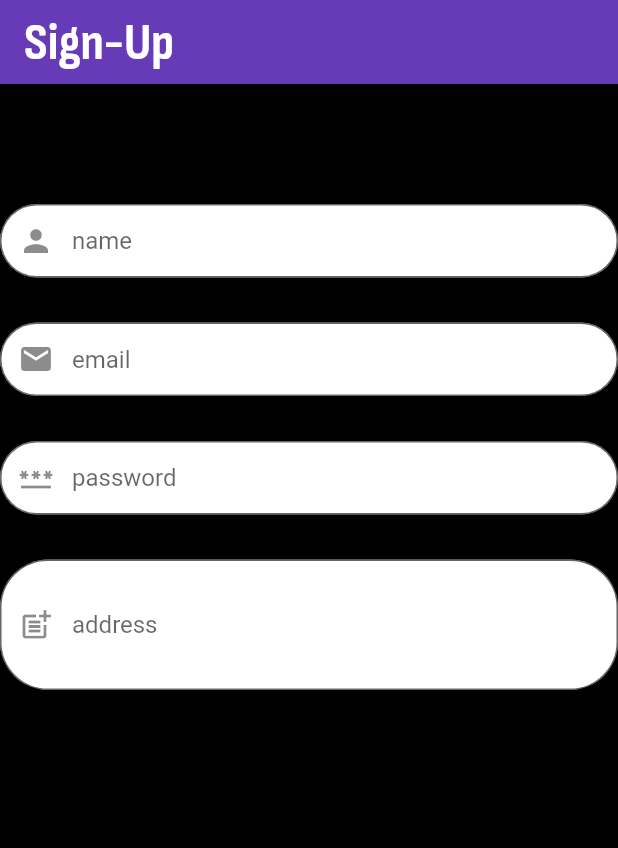
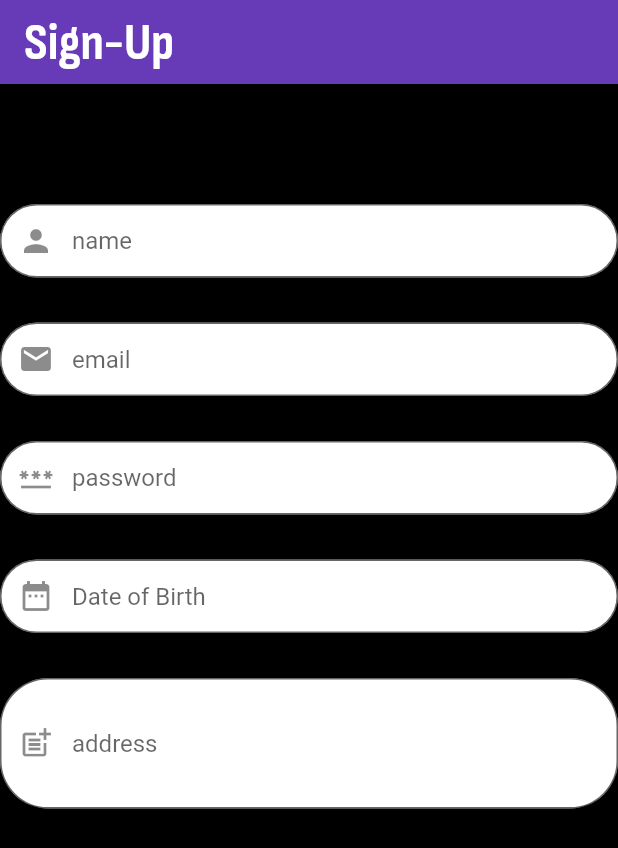
Before and after one commit to violethappyjoy/Flutter_CS_nirma_Proj, a Flutter app: the screen it shows after launch, after a tap on "Signup", on a phone screen of 412 x 824 dp. Shown: the top 848 px of the screen. Run offline on Flutter 3.47's test engine with Material 2 defaults, Android fonts, the phone set to English and light mode, and no system bars; our stand-ins replace fluttertoast, page_transition; accounts and stored records are empty.

Commit message:
4.3 commit!

```diff
--- a/lib/screens/screen_login.dart
+++ b/lib/screens/screen_login.dart
@@ -11,10 +11,10 @@ class LoginPage extends StatefulWidget {
   const LoginPage({super.key});
 
   @override
-  _LoginState createState() => _LoginState();
+  LoginState createState() => LoginState();
 }
 
-class _LoginState extends State<LoginPage> {
+class LoginState extends State<LoginPage> {
   TextEditingController email = TextEditingController();
   TextEditingController password = TextEditingController();
   Future login(BuildContext cont) async {
--- a/lib/screens/screen_signup.dart
+++ b/lib/screens/screen_signup.dart
@@ -12,12 +12,15 @@ class SignupPage extends StatefulWidget {
   @override
   _SignupState createState() => _SignupState();
 }
-class _SignupState extends State<SignupPage>{
+
+class _SignupState extends State<SignupPage> {
   var formkey = GlobalKey<FormState>();
   TextEditingController name = TextEditingController();
   TextEditingController email = TextEditingController();
   TextEditingController password = TextEditingController();
+  TextEditingController dateCtl = TextEditingController();
   TextEditingController address = TextEditingController();
+
   @override
   Widget build(BuildContext context) {
     return MaterialApp(
@@ -40,18 +43,16 @@ class _SignupState extends State<SignupPage>{
                   ),
                   TextFormField(
                     controller: name,
-                    validator: (val) =>
-                    val ==" "
-                    ? "Please write name"
-                    : null,
+                    validator: (val) => val == " " ? "Please write name" : null,
                     decoration: InputDecoration(
                         fillColor: Colors.white,
                         filled: true,
-                        contentPadding: const EdgeInsets.fromLTRB(20.0, 15.0, 20.0, 15.0),
+                        contentPadding:
+                            const EdgeInsets.fromLTRB(20.0, 15.0, 20.0, 15.0),
                         prefixIcon: const Icon(Icons.person),
                         hintText: "name",
-                        border: OutlineInputBorder(borderRadius: BorderRadius.circular(32.0))
-                    ),
+                        border: OutlineInputBorder(
+                            borderRadius: BorderRadius.circular(32.0))),
                   ),
                   const SizedBox(
                     height: 30,
@@ -59,17 +60,16 @@ class _SignupState extends State<SignupPage>{
                   TextFormField(
                     controller: email,
                     validator: (val) =>
-                    val ==" "
-                        ? "Please write email"
-                        : null,
+                        val == " " ? "Please write email" : null,
                     decoration: InputDecoration(
                         fillColor: Colors.white,
                         filled: true,
-                        contentPadding: const EdgeInsets.fromLTRB(20.0, 15.0, 20.0, 15.0),
+                        contentPadding:
+                            const EdgeInsets.fromLTRB(20.0, 15.0, 20.0, 15.0),
                         prefixIcon: const Icon(Icons.email),
                         hintText: "email",
-                        border: OutlineInputBorder(borderRadius: BorderRadius.circular(32.0))
-                    ),
+                        border: OutlineInputBorder(
+                            borderRadius: BorderRadius.circular(32.0))),
                   ),
                   const SizedBox(
                     height: 30,
@@ -78,18 +78,46 @@ class _SignupState extends State<SignupPage>{
                     controller: password,
                     obscureText: true,
                     validator: (val) =>
-                    val ==" "
-                        ? "Please write email"
-                        : null,
+                    val == " " ? "Please write password" : null,
                     decoration: InputDecoration(
                         fillColor: Colors.white,
                         filled: true,
-                        contentPadding: const EdgeInsets.fromLTRB(20.0, 15.0, 20.0, 15.0),
+                        contentPadding:
+                        const EdgeInsets.fromLTRB(20.0, 15.0, 20.0, 15.0),
                         prefixIcon: const Icon(Icons.password),
                         hintText: "password",
-                        border: OutlineInputBorder(borderRadius: BorderRadius.circular(32.0))
-                    ),
+                        border: OutlineInputBorder(
+                            borderRadius: BorderRadius.circular(32.0))),
+                  ),
+                  const SizedBox(
+                    height: 30,
+                  ),
+                  TextFormField(
+                    controller: dateCtl,
+                    validator: (val) =>
+                        val == " " ? "Please enter Date of Birth" : null,
+                    decoration: InputDecoration(
+                        fillColor: Colors.white,
+                        filled: true,
+                        contentPadding:
+                            const EdgeInsets.fromLTRB(20.0, 15.0, 20.0, 15.0),
+                        prefixIcon: const Icon(Icons.date_range),
+                        hintText: "Date of Birth",
+                        border: OutlineInputBorder(
+                            borderRadius: BorderRadius.circular(32.0))),
+                    onTap: () async{
+                      DateTime? date = DateTime(1900);
+                      FocusScope.of(context).requestFocus(FocusNode());
+                      date = await showDatePicker(
+                          context: context,
+                          initialDate: DateTime(1900,1),
+                          firstDate: DateTime(1900),
+                          lastDate: DateTime(2006));
 
+                      if(date != null) {
+                        dateCtl.text = date.toIso8601String();
+                      }
+                  },
                   ),
                   const SizedBox(
                     height: 30,
@@ -99,17 +127,16 @@ class _SignupState extends State<SignupPage>{
                     maxLines: 3,
                     controller: address,
                     validator: (val) =>
-                    val ==" "
-                        ? "Please write email"
-                        : null,
+                        val == " " ? "Please write address" : null,
                     decoration: InputDecoration(
                         fillColor: Colors.white,
                         filled: true,
-                        contentPadding: const EdgeInsets.fromLTRB(20.0, 15.0, 20.0, 15.0),
+                        contentPadding:
+                            const EdgeInsets.fromLTRB(20.0, 15.0, 20.0, 15.0),
                         prefixIcon: const Icon(Icons.post_add),
                         hintText: "\naddress",
-                        border: OutlineInputBorder(borderRadius: BorderRadius.circular(32.0))
-                    ),
+                        border: OutlineInputBorder(
+                            borderRadius: BorderRadius.circular(32.0))),
                   ),
                 ],
               ),
@@ -117,9 +144,9 @@ class _SignupState extends State<SignupPage>{
           ],
         ),
         backgroundColor: Colors.black,
+        resizeToAvoidBottomInset: false,
       ),
       debugShowCheckedModeBanner: false,
     );
   }
-
 }
```
Also changed, not shown: pubspec.lock.
